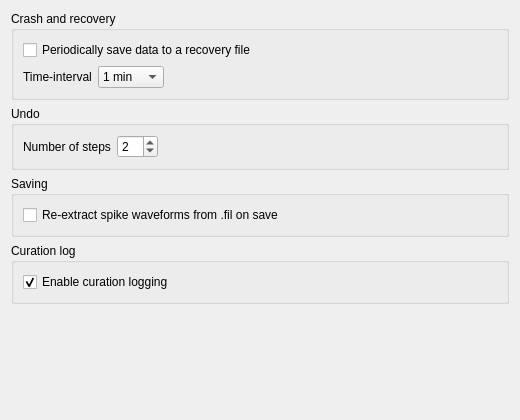
Old version of the form src/klusters/src/prefsessionlayout.ui in the repository Gravios/neurosuite-3.
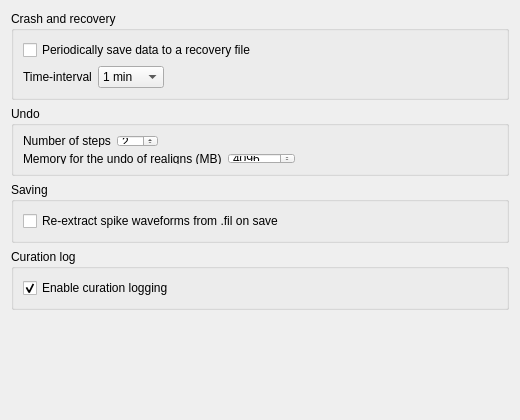
New version of the form.

Commit message:
klusters: the memory for the undo of realigns is a preference
realignUndoMemoryMB (Preferences > General > Session > Undo), 4096 MB by
default, 0 to 262144, replaces the constant of 1 GB.  With 0 no realign is
kept for undo; a realign larger than the value cannot be undone and the
status bar says so.

Claude-Session: https://claude.ai/code/session_01GKRDQ5Eq4sg96uMfmbdgzW

```diff
--- a/src/klusters/src/prefsessionlayout.ui
+++ b/src/klusters/src/prefsessionlayout.ui
@@ -188,6 +188,52 @@
           </item>
          </layout>
         </item>
+        <item row="1" column="0">
+         <layout class="QHBoxLayout" name="realignUndoMemoryLayout">
+          <item>
+           <widget class="QLabel" name="realignUndoMemoryLabel">
+            <property name="text">
+             <string>Memory for the undo of realigns (MB)</string>
+            </property>
+            <property name="buddy">
+             <cstring>realignUndoMemorySpinBox</cstring>
+            </property>
+           </widget>
+          </item>
+          <item>
+           <widget class="QSpinBox" name="realignUndoMemorySpinBox">
+            <property name="toolTip">
+             <string>A realign can be undone because the rows it rewrote are kept: for each spike of the cluster the old and the new waveform, time and features. This is what all kept realigns may take together. When they take more, the oldest realign steps are dropped (the edits of the same step stay undoable); a single realign or Align All larger than this cannot be undone. 0: realigns are not kept for undo.</string>
+            </property>
+            <property name="minimum">
+             <number>0</number>
+            </property>
+            <property name="maximum">
+             <number>262144</number>
+            </property>
+            <property name="singleStep">
+             <number>512</number>
+            </property>
+            <property name="value">
+             <number>4096</number>
+            </property>
+           </widget>
+          </item>
+          <item>
+           <spacer name="realignUndoMemorySpacer">
+            <property name="orientation">
+             <enum>Qt::Horizontal</enum>
+            </property>
+            <property name="sizeHint" stdset="0">
+             <size>
+              <width>81</width>
+              <height>20</height>
+             </size>
+            </property>
+           </spacer>
+          </item>
+         </layout>
+        </item>
        </layout>
       </widget>
    </item>
```
The commit also changes 12 other files.
